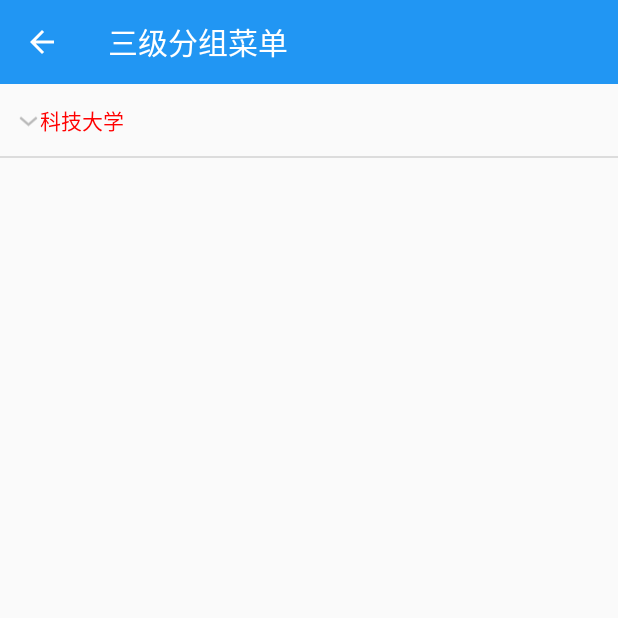
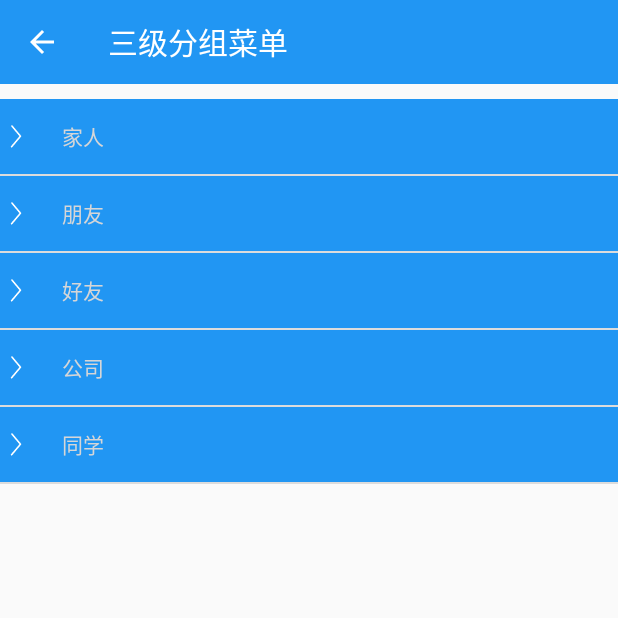
Before and after one commit to zhangjingfeng520/test, an Android app: the ThreeLevelMenuActivity screen opened directly, with no data from a screen before it, on a phone screen of 412 x 824 dp, the top half of it. Run offline under Robolectric (Android 15) with nearby library versions, the phone set to English and light mode, and no system bars; libraries missing offline, so code that uses them is left out: rx.subscriptions.

Commit message:
"Android Studio 提交 pc "

```diff
--- a/FloatingActionButton/src/main/java/com/example/myapplication/ThreeLevelMenuActivity.java
+++ b/FloatingActionButton/src/main/java/com/example/myapplication/ThreeLevelMenuActivity.java
@@ -32,7 +32,8 @@ public class ThreeLevelMenuActivity extends BaseActivity {
         getData();
         expandableListView = (ExpandableListView) findViewById(R.id.three_level_menu);
         expandableListView.setAdapter(new ThreeLevelMenuAdapter(colleges, this));
-        Log.d(TAG, "initView: "+colleges.toString());
+        //去除默认指示器
+        expandableListView.setGroupIndicator(null);
 
     }
 
@@ -40,17 +41,20 @@ public class ThreeLevelMenuActivity extends BaseActivity {
      * 初始化数据
      */
     private void getData() {
+        String[] strings=new String[]{"家人","朋友","好友","公司","同学"};
+        colleges = new ArrayList<>();
+        for(int j=0;j<5;j++) {
 
             College college = new College();
 
-        college.name = "科技大学";
+            college.name = strings[j];
 
             List<Classes> classesList = new ArrayList<>();
 
             for (int i = 1; i < 3; i++) {
                 Classes classes = new Classes();
 
-            classes.name = "计算机" + i + "班";
+                classes.name = j+"计算机" + i + "班";
 
                 List<String> list = new ArrayList<>();
 
@@ -62,10 +66,9 @@ public class ThreeLevelMenuActivity extends BaseActivity {
             }
 
             college.classList = classesList;
-
-
-        colleges = new ArrayList<>();
             colleges.add(college);
         }
 
     }
+
+}
--- a/FloatingActionButton/src/main/java/com/example/myapplication/adapter/ThreeLevelMenuAdapter.java
+++ b/FloatingActionButton/src/main/java/com/example/myapplication/adapter/ThreeLevelMenuAdapter.java
@@ -5,15 +5,20 @@ import android.content.Context;
 import android.graphics.Color;
 import android.os.Build;
 import android.view.Gravity;
+import android.view.LayoutInflater;
 import android.view.View;
 import android.view.ViewGroup;
 import android.widget.AbsListView;
 import android.widget.BaseExpandableListAdapter;
 import android.widget.ExpandableListView;
+import android.widget.ImageView;
 import android.widget.TextView;
 
+import com.example.myapplication.R;
 import com.example.myapplication.bean.College;
 import com.example.myapplication.view.CustomExpandableListView;
+
+import org.w3c.dom.Text;
 
 import java.util.List;
 
@@ -32,7 +37,7 @@ public class ThreeLevelMenuAdapter extends BaseExpandableListAdapter {
 
     @Override
     public int getGroupCount() {
-        return colleges==null?0:colleges.size();
+        return colleges == null ? 0 : colleges.size();
     }
 
     @Override
@@ -67,7 +72,23 @@ public class ThreeLevelMenuAdapter extends BaseExpandableListAdapter {
 
     @Override
     public View getGroupView(int i, boolean b, View view, ViewGroup viewGroup) {
-        return getGenericView(colleges.get(i).name);
+        GroupViewHolder groupViewHolder;
+        if (view == null) {
+            groupViewHolder = new GroupViewHolder();
+            view = LayoutInflater.from(context).inflate(R.layout.group_view_layout, viewGroup, false);
+            groupViewHolder.group_tv = (TextView) view.findViewById(R.id.group_tv);
+            groupViewHolder.group_img = (ImageView) view.findViewById(R.id.group_img);
+            view.setTag(groupViewHolder);
+        } else {
+            groupViewHolder = (GroupViewHolder) view.getTag();
+        }
+        groupViewHolder.group_tv.setText(colleges.get(i).name);
+        if (b) {
+            groupViewHolder.group_img.setImageResource(R.mipmap.ic_collpase);
+        } else
+            groupViewHolder.group_img.setImageResource(R.mipmap.ic_expand);
+        return view;
+//        return getGenericView(colleges.get(i).name);
     }
 
     @Override
@@ -79,6 +100,7 @@ public class ThreeLevelMenuAdapter extends BaseExpandableListAdapter {
     public boolean isChildSelectable(int i, int i1) {
         return true;
     }
+
     private TextView getGenericView(String string) {
         AbsListView.LayoutParams layoutParams = new AbsListView.LayoutParams(
                 ViewGroup.LayoutParams.MATCH_PARENT,
@@ -89,20 +111,21 @@ public class ThreeLevelMenuAdapter extends BaseExpandableListAdapter {
 
         textView.setGravity(Gravity.CENTER_VERTICAL | Gravity.LEFT);
 
-        textView.setPadding(40, 20, 0, 20);
+        textView.setPadding(100, 20, 0, 20);
         textView.setText(string);
-        textView.setTextColor(Color.RED);
+//        textView.setTextColor(Color.RED);
         return textView;
     }
 
 
     /**
-     *  返回子ExpandableListView 的对象  此时传入的是该大学下所有班级的集合。
+     * 返回子ExpandableListView 的对象  此时传入的是该大学下所有班级的集合。
+     *
      * @param college
      * @return
      */
     @TargetApi(Build.VERSION_CODES.JELLY_BEAN)
-    public ExpandableListView getGenericExpandableListView(College college){
+    public ExpandableListView getGenericExpandableListView(College college) {
         AbsListView.LayoutParams layoutParams = new AbsListView.LayoutParams(
                 ViewGroup.LayoutParams.MATCH_PARENT,
                 ViewGroup.LayoutParams.WRAP_CONTENT);
@@ -110,11 +133,20 @@ public class ThreeLevelMenuAdapter extends BaseExpandableListAdapter {
         CustomExpandableListView view = new CustomExpandableListView(context);
 
         // 加载班级的适配器
-        ThreeLevelMenuSonAdapter adapter = new ThreeLevelMenuSonAdapter(college.classList,context);
+        ThreeLevelMenuSonAdapter adapter = new ThreeLevelMenuSonAdapter(college.classList, context);
 
         view.setAdapter(adapter);
 
-        view.setPadding(20,0,0,0);
+        view.setPadding(20, 0, 0, 0);
         return view;
     }
+
+    static class GroupViewHolder {
+        TextView group_tv;
+        ImageView group_img;
+    }
+
+    static class ChildViewHolder {
+        TextView child_tv;
+    }
 }
--- a/FloatingActionButton/src/main/res/layout/activity_three_level_menu.xml
+++ b/FloatingActionButton/src/main/res/layout/activity_three_level_menu.xml
@@ -11,5 +11,6 @@
     <ExpandableListView
         android:id="@+id/three_level_menu"
         android:layout_width="match_parent"
-        android:layout_height="match_parent"></ExpandableListView>
+        android:layout_height="match_parent"
+        android:layout_marginTop="10dp"></ExpandableListView>
 </LinearLayout>
--- /dev/null
+++ b/FloatingActionButton/src/main/res/layout/child_view_layout.xml
@@ -0,0 +1,6 @@
+<?xml version="1.0" encoding="utf-8"?>
+<LinearLayout xmlns:android="http://schemas.android.com/apk/res/android"
+    android:layout_width="match_parent"
+    android:layout_height="match_parent">
+
+</LinearLayout>
--- /dev/null
+++ b/FloatingActionButton/src/main/res/layout/group_view_layout.xml
@@ -0,0 +1,29 @@
+<?xml version="1.0" encoding="utf-8"?>
+<LinearLayout xmlns:android="http://schemas.android.com/apk/res/android"
+    android:layout_width="match_parent"
+    android:layout_height="wrap_content"
+    android:orientation="vertical">
+
+    <LinearLayout
+        android:layout_width="match_parent"
+        android:layout_height="50dp"
+        android:orientation="horizontal"
+        android:background="@color/colorPrimaryDark">
+        <ImageView
+            android:id="@+id/group_img"
+            android:layout_width="wrap_content"
+            android:layout_height="wrap_content"
+            android:src="@mipmap/ic_expand"
+            android:layout_gravity="center_vertical"/>
+
+        <TextView
+            android:id="@+id/group_tv"
+            android:layout_width="wrap_content"
+            android:layout_height="wrap_content"
+            android:text="公司"
+            android:textColor="@color/white"
+            android:paddingLeft="20dp"
+            android:layout_gravity="center_vertical"
+            />
+    </LinearLayout>
+</LinearLayout>
```
Also changed, not shown: FloatingActionButton/src/main/java/com/example/myapplication/adapter/ThreeLevelMenuSonAdapter.java (+28 -4 lines), FloatingActionButton/src/main/res/mipmap-hdpi/ic_collpase.png (added), FloatingActionButton/src/main/res/mipmap-hdpi/ic_expand.png (added), FloatingActionButton/src/main/res/mipmap-xxhdpi/collapse.png (added), FloatingActionButton/src/main/res/mipmap-xxhdpi/ic_expand.png (added). Lines whose indentation alone changed are shown as unchanged.
